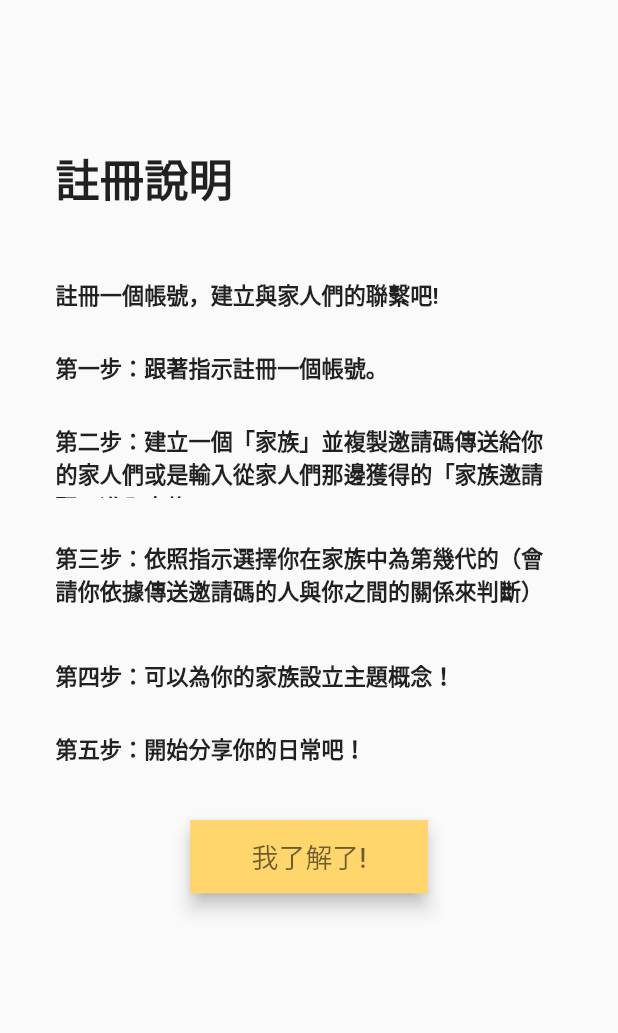
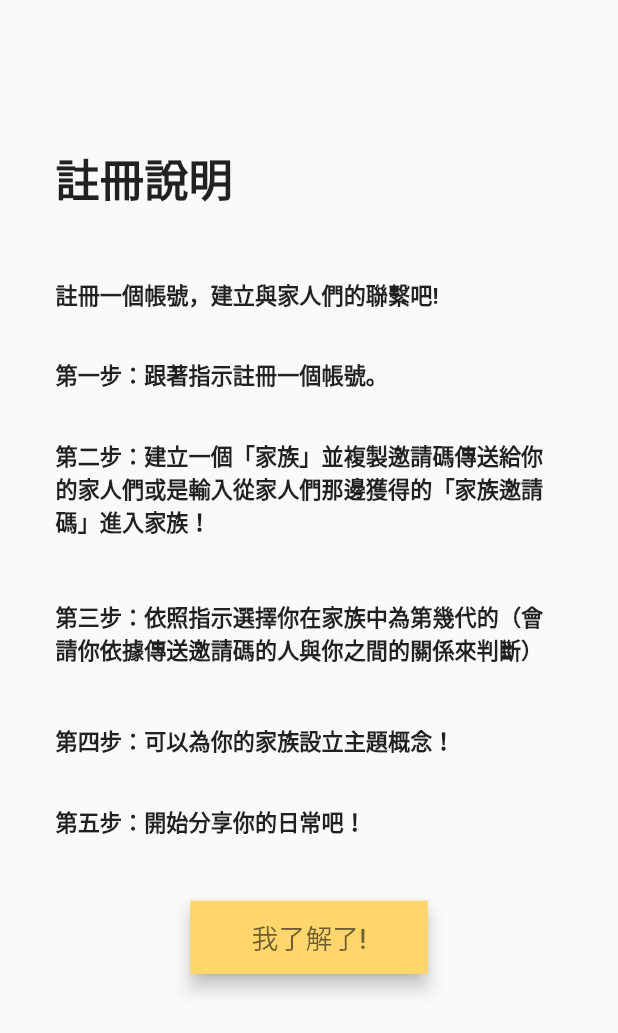
Before and after one commit to tsaoni/famistroy, a Flutter app: the DescribePage screen opened directly, on a phone screen of 412 x 824 dp. Shown: the top 1033 px of the screen. Run offline on Flutter 3.47's test engine with Material 2 defaults, Android fonts, the phone set to English and light mode, and no system bars; our stand-ins replace flutter_screenutil, image_cropper, image_picker, permission_handler, persistent_bottom_nav_bar, speech_to_text; missing offline and left inert: flutter_sound, mysql_client.

```diff
--- a/lib/login/describe.dart
+++ b/lib/login/describe.dart
@@ -32,42 +32,42 @@ class DescribePage extends StatelessWidget {
                     SizedBox(width: 3.w, height: 40.h),
                     SizedBox(
                       width: 320.w,
-                      height: 20.h,
+                      height: 25.h,
                       child: Text("註冊一個帳號，建立與家人們的聯繫吧!", style: TextStyle(
                           fontSize: 14.sp, fontWeight: FontWeight.bold),)
                     ),
                     SizedBox(width: 3.w, height: 30.h),
                     SizedBox(
                         width: 320.w,
-                        height: 20.h,
+                        height: 25.h,
                         child: Text("第一步：跟著指示註冊一個帳號。", style: TextStyle(
                             fontSize: 14.sp, fontWeight: FontWeight.bold))
                     ),
                     SizedBox(width: 3.w, height: 30.h),
                     SizedBox(
                         width: 320.w,
-                        height: 50.h,
+                        height: 80.h,
                         child: Text("第二步：建立一個「家族」並複製邀請碼傳送給你的家人們或是輸入從家人們那邊獲得的「家族邀請碼」進入家族！", style: TextStyle(
                             fontSize: 14.sp, fontWeight: FontWeight.bold))
                     ),
                     SizedBox(width: 3.w, height: 30.h),
                     SizedBox(
                         width: 320.w,
-                        height: 50.h,
+                        height: 55.h,
                         child: Text("第三步：依照指示選擇你在家族中為第幾代的（會請你依據傳送邀請碼的人與你之間的關係來判斷）", style: TextStyle(
                             fontSize: 14.sp, fontWeight: FontWeight.bold))
                     ),
                     SizedBox(width: 3.w, height: 30.h),
                     SizedBox(
                         width: 320.w,
-                        height: 20.h,
+                        height: 25.h,
                         child: Text("第四步：可以為你的家族設立主題概念！", style: TextStyle(
                             fontSize: 14.sp, fontWeight: FontWeight.bold))
                     ),
                     SizedBox(width: 3.w, height: 30.h),
                     SizedBox(
                         width: 320.w,
-                        height: 20.h,
+                        height: 25.h,
                         child: Text("第五步：開始分享你的日常吧！", style: TextStyle(
                             fontSize: 14.sp, fontWeight: FontWeight.bold))
                     ),
```
Also changed, not shown: lib/info/edit_page.dart (+28 -11 lines), lib/login/register.dart (+21 -6 lines).
